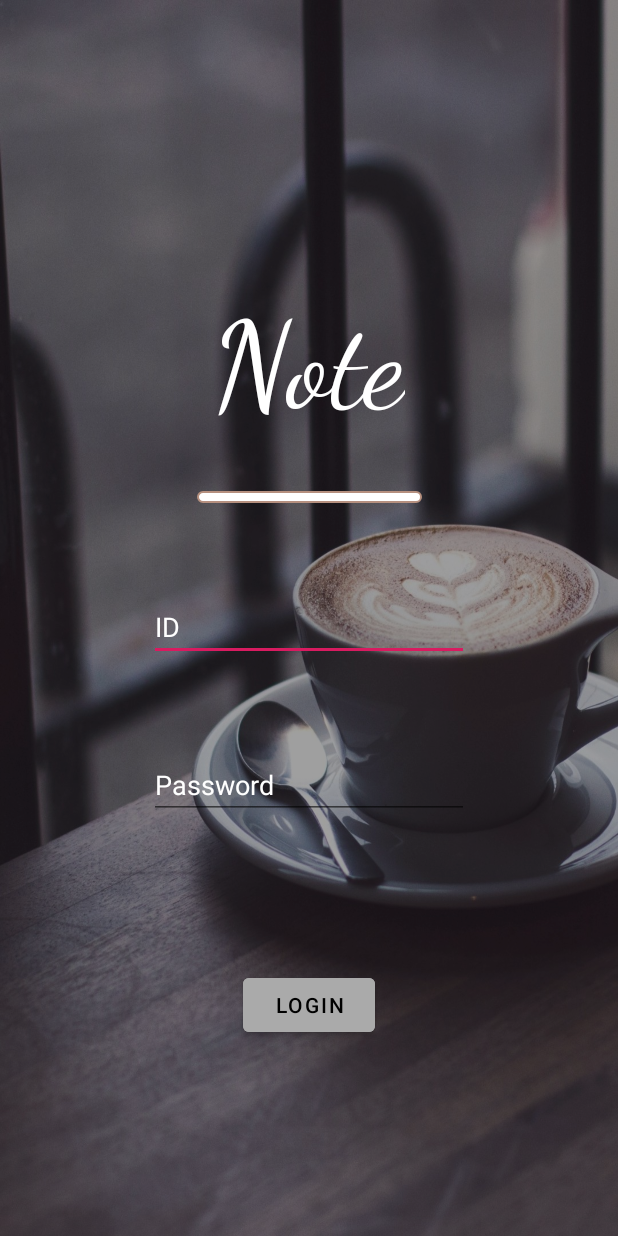
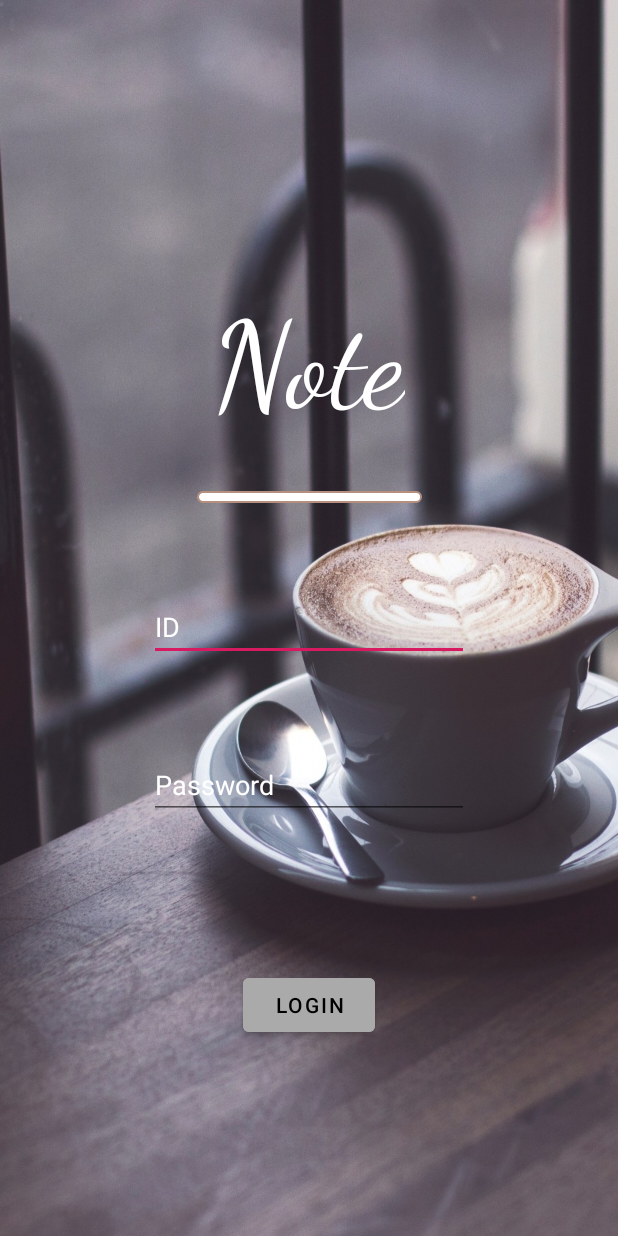
Before and after one commit to choi-seung-min/Note, an Android app: the screen it shows after launch (LoginActivity), after a tap on "LOGIN", on a phone screen of 412 x 824 dp. Run offline under Robolectric (Android 15) with nearby library versions, the phone set to English and light mode, and no system bars.

```diff
--- a/app/build.gradle
+++ b/app/build.gradle
@@ -8,7 +8,7 @@ android {
     compileSdkVersion 28
     defaultConfig {
         applicationId "com.example.note"
-        minSdkVersion 18
+        minSdkVersion 21
         targetSdkVersion 28
         versionCode 1
         versionName "1.0"
--- a/app/src/main/java/com/example/note/contract/LoginContract.kt
+++ b/app/src/main/java/com/example/note/contract/LoginContract.kt
@@ -1,6 +1,5 @@
 package com.example.note.contract
 
-import android.view.View
 import com.example.note.repository.LoginRepository
 
 interface LoginContract{
@@ -15,7 +14,7 @@ interface LoginContract{
         fun getPassword() : String
         fun startNoteActivity()
         fun finishActivity()
-        fun hideKeyboard( v : android.view.View? )
+        fun hideKeyboard()
     }
     interface Presenter{
         fun onClickLogIn()
--- a/app/src/main/java/com/example/note/ui/activity/LoginActivity.kt
+++ b/app/src/main/java/com/example/note/ui/activity/LoginActivity.kt
@@ -2,11 +2,10 @@ package com.example.note.ui.activity
 
 import android.content.Context
 import android.content.Intent
+import android.os.Bundle
 import android.support.v7.app.AppCompatActivity
-import android.os.Bundle
 import android.view.View
 import android.view.inputmethod.InputMethodManager
-import android.widget.EditText
 import android.widget.Toast
 import com.example.note.R
 import com.example.note.contract.LoginContract
@@ -16,20 +15,15 @@ import kotlinx.android.synthetic.main.activity_login.*
 
 class LoginActivity : AppCompatActivity(), LoginContract.View {
 
+    private val loginPresenter = LoginPresenter(this, LoginRepository())
 
-    private val loginPresenter = LoginPresenter(this, LoginRepository())
 
     override fun onCreate(savedInstanceState: Bundle?) {
         super.onCreate(savedInstanceState)
         setContentView(R.layout.activity_login)
 
-        login.setOnClickListener{
-            loginPresenter.onClickLogIn()
-            hideKeyboard(this.currentFocus)
-        }
-        cl.setOnClickListener { hideKeyboard(this.currentFocus) }
-        line.setOnClickListener{ hideKeyboard(this.currentFocus) }
-        filter.setOnClickListener{ hideKeyboard(this.currentFocus) }
+        login.setOnClickListener{loginPresenter.onClickLogIn() }
+        cl.setOnClickListener { hideKeyboard() }
     }
 
     override fun showMessageForLoginSuccess() = Toast.makeText(this, "로그인 성공", Toast.LENGTH_SHORT).show()
@@ -52,13 +46,9 @@ class LoginActivity : AppCompatActivity(), LoginContract.View {
 
     override fun finishActivity() = finish()
 
-    override fun hideKeyboard( v : View? ) {
-        if(v != null){
-            if(v !is EditText){
-                val imm = this.getSystemService(Context.INPUT_METHOD_SERVICE) as InputMethodManager
-                imm.hideSoftInputFromWindow(id.windowToken, 0)
-                imm.hideSoftInputFromWindow(password.windowToken, 0)
-            }
-        }
+    override fun hideKeyboard() {
+        val imm = this.getSystemService(Context.INPUT_METHOD_SERVICE) as InputMethodManager
+        imm.hideSoftInputFromWindow(id.windowToken, 0)
+        imm.hideSoftInputFromWindow(password.windowToken, 0)
     }
 }
--- a/app/src/main/res/layout/activity_login.xml
+++ b/app/src/main/res/layout/activity_login.xml
@@ -8,12 +8,6 @@
         android:layout_height="match_parent"
         tools:context=".ui.activity.LoginActivity"
         android:background="@drawable/note_background">
-
-    <View
-            android:id="@+id/filter"
-            android:layout_width="match_parent"
-            android:layout_height="match_parent"
-            android:background="#60000000"/>
 
     <TextView
             android:text="Note"
@@ -69,7 +63,9 @@
             app:layout_constraintBottom_toTopOf="@+id/login"
             android:textColor="@android:color/white"
             android:textColorHint="@android:color/white"
-            app:layout_constraintHorizontal_bias="0.5"/>
+            app:layout_constraintHorizontal_bias="0.5"
+            android:imeOptions="actionDone"
+            android:maxLines="1"/>
 
     <android.support.design.button.MaterialButton
             android:layout_width="wrap_content"
@@ -82,6 +78,7 @@
             app:layout_constraintHorizontal_bias="0.5"
             android:text="LogIn"
             android:backgroundTint="@android:color/darker_gray"
-            android:textColor="@android:color/black"/>
+            android:textColor="@android:color/black"
+            android:focusable="false"/>
 
 </android.support.constraint.ConstraintLayout>
--- a/app/src/main/res/values/styles.xml
+++ b/app/src/main/res/values/styles.xml
@@ -4,8 +4,9 @@
     <style name="AppTheme" parent="@style/Theme.MaterialComponents.Light.NoActionBar">
         <!-- Customize your theme here. -->
         <item name="colorPrimary">@color/colorPrimary</item>
-        <item name="colorPrimaryDark">@color/colorPrimaryDark</item>
+        <item name="colorPrimaryDark">#6B6E6F</item>
         <item name="colorAccent">@color/colorAccent</item>
+        <item name="android:navigationBarColor">#6B6E6F</item>
     </style>
 
 </resources>
```
